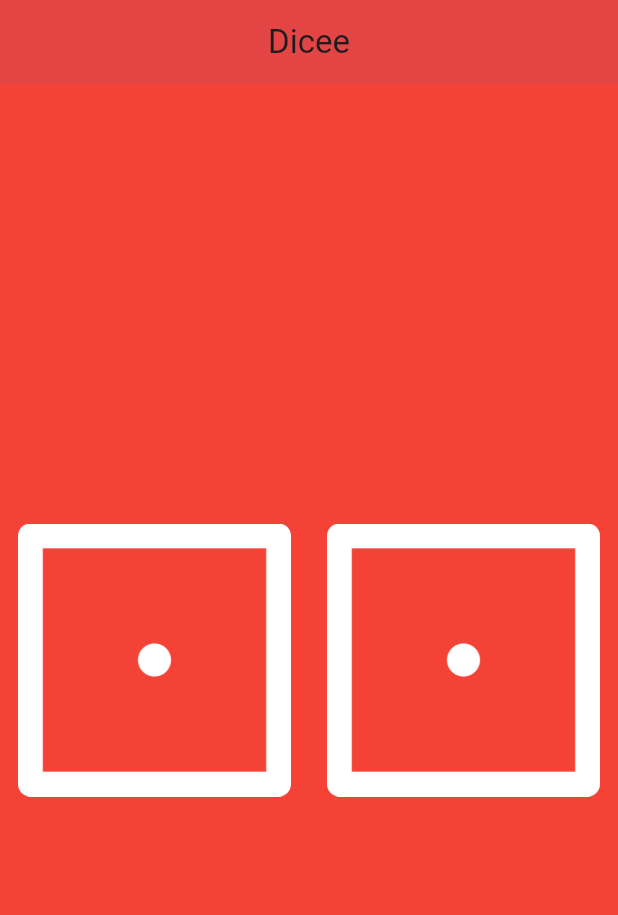
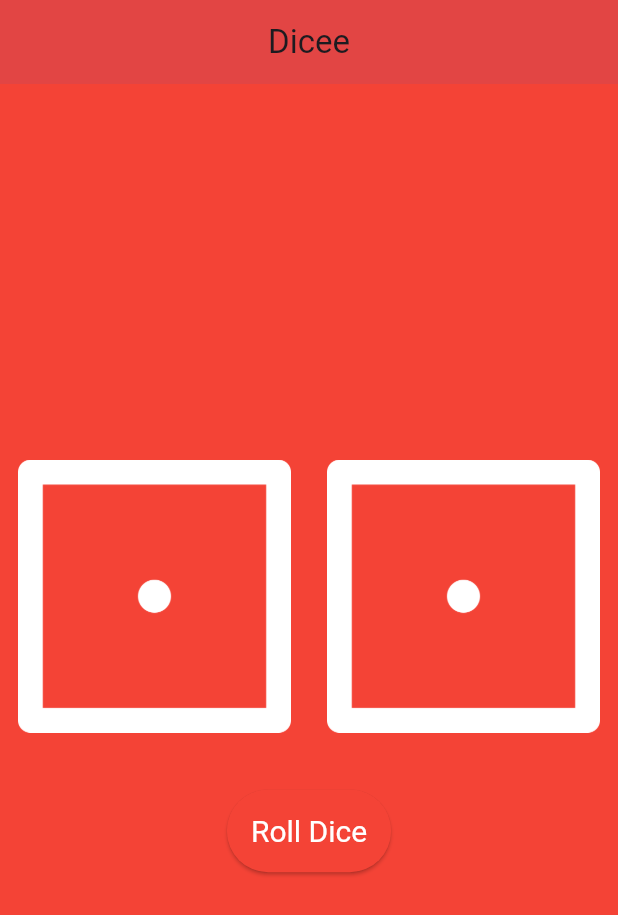
Before and after one commit to Gabriel-Kevorkian/Dicee, a Flutter app: the screen it shows after launch, on a phone screen of 412 x 824 dp. Shown: the top 915 px of the screen. Run offline on Flutter 3.47's test engine with Material 3 defaults, Android fonts, the phone set to English and light mode, and no system bars.

Commit message:
finished project with button

```diff
--- a/lib/main.dart
+++ b/lib/main.dart
@@ -37,8 +37,10 @@ class _DicePageState extends State<DicePage> {
 
   @override
   Widget build(BuildContext context) {
-    return Center(
-      child: Row(
+    return Column(
+      mainAxisAlignment: MainAxisAlignment.center,
+      children: [
+        Row(
           children: <Widget>[
             Expanded(
               child: TextButton(
@@ -63,6 +65,28 @@ class _DicePageState extends State<DicePage> {
             ),
           ],
         ),
+        SizedBox(
+          height: 30,
+        ),
+        ElevatedButton(
+          onPressed: () {
+            changeDiceFace();
+          },
+          style: ButtonStyle(
+            backgroundColor: MaterialStateProperty.all<Color>(
+                Colors.red
+            ), // Change the background color
+            padding: MaterialStateProperty.all<EdgeInsets>(
+                EdgeInsets.all(16)), // Change the padding
+            textStyle: MaterialStateProperty.all<TextStyle>(
+              TextStyle(
+                  fontSize: 20), // Change the text style
+            ),
+            foregroundColor: MaterialStateProperty.all<Color>(Colors.white),
+          ),
+          child: Text('Roll Dice'),
+        ),
+      ],
     );
   }
 }
```
Lines whose indentation alone changed are shown as unchanged.
